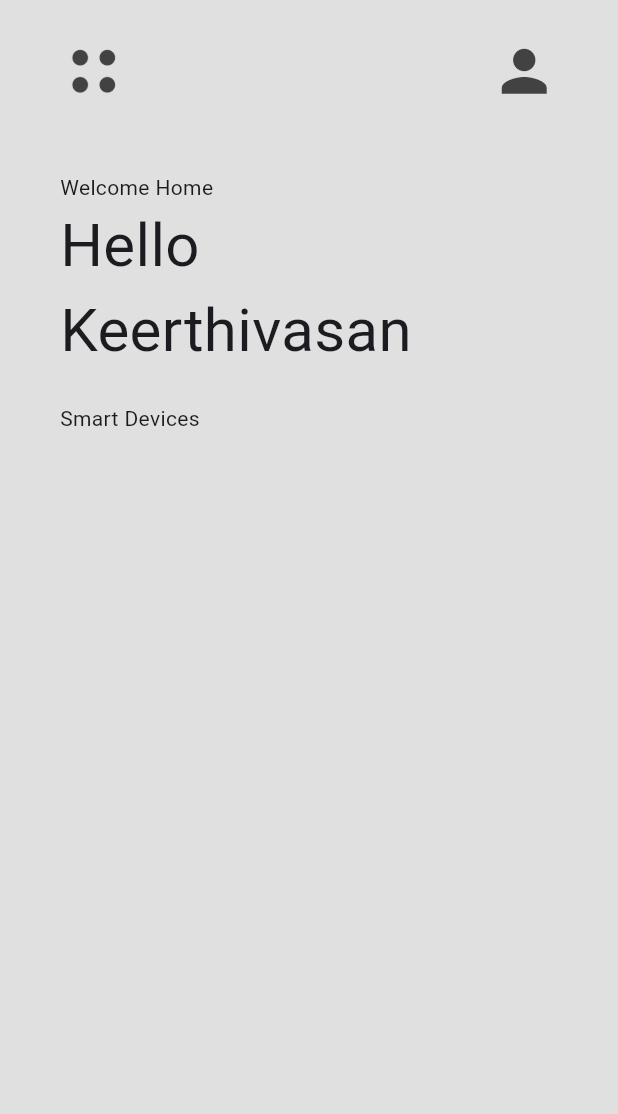
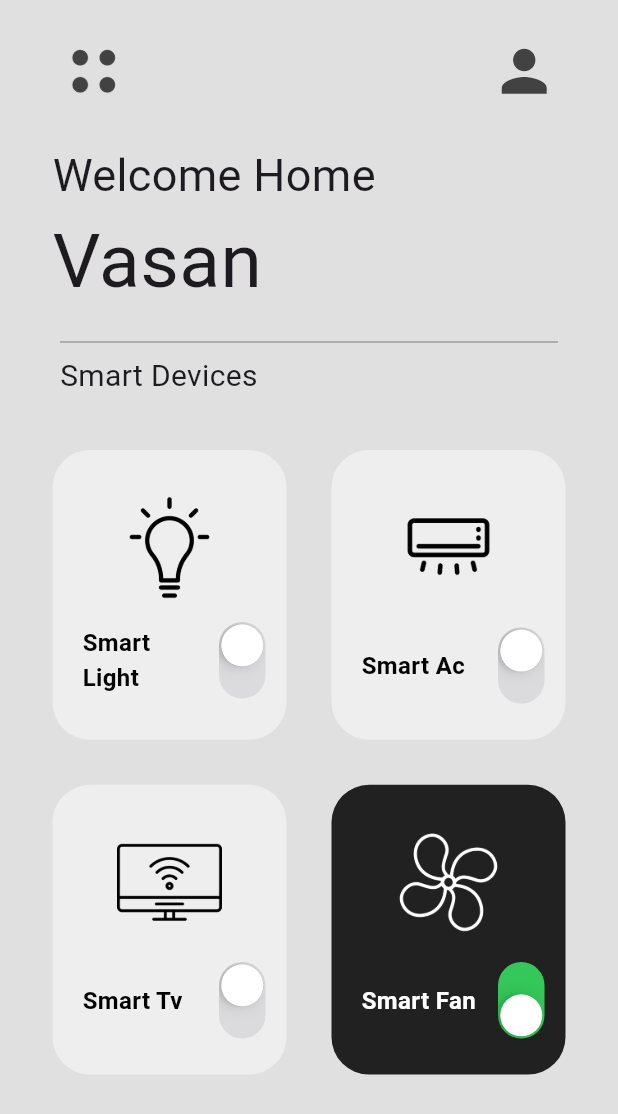
Before and after one commit to Sivakeerthivasan/Smart-home-ui, a Flutter app: the screen it shows after launch, on a phone screen of 412 x 824 dp. Shown: the top 1114 px of the screen. Run offline on Flutter 3.47's test engine with Material 3 defaults, Android fonts, the phone set to English and light mode, and no system bars.

Commit message:
ui finished

```diff
--- a/lib/pages/home_page.dart
+++ b/lib/pages/home_page.dart
@@ -1,4 +1,5 @@
 import 'package:flutter/material.dart';
+import 'package:smart_home_ui/util/smart_device_box.dart';
 
 class HomePage extends StatefulWidget {
   const HomePage({super.key});
@@ -8,6 +9,21 @@ class HomePage extends StatefulWidget {
 }
 
 class _HomePageState extends State<HomePage> {
+  List mySmartDevices = [
+    ["Smart Light", "lib/icons/light-bulb.png", false],
+    ["Smart Ac", "lib/icons/air-conditioner.png", false],
+    ["Smart Tv", "lib/icons/smart-tv.png", false],
+    ["Smart Fan", "lib/icons/fan.png", true],
+  ];
+
+  //powerSwitchChanged
+
+  void powerSwitchChanged(bool value, int index) {
+    setState(() {
+      mySmartDevices[index][2] = value;
+    });
+  }
+
   @override
   Widget build(BuildContext context) {
     return Scaffold(
@@ -36,36 +52,57 @@ class _HomePageState extends State<HomePage> {
               ],
             ),
           ),
-          const SizedBox(height: 20),
+          const SizedBox(height: 0),
 
           //Welcome keerthivasan
-          Padding(
-            padding: const EdgeInsets.symmetric(horizontal: 40),
+          const Padding(
+            padding: EdgeInsets.symmetric(horizontal: 35),
             child: Column(
               crossAxisAlignment: CrossAxisAlignment.start,
               children: [
-                Text("Welcome Home"),
                 Text(
-                  "Hello Keerthivasan",
-                  style: TextStyle(fontSize: 40),
+                  "Welcome Home",
+                  style: TextStyle(fontSize: 30),
+                ),
+                Text(
+                  "Vasan ",
+                  style: TextStyle(fontSize: 50),
                 )
               ],
             ),
           ),
-          const SizedBox(height: 20),
+          const SizedBox(height: 10),
+
+          const Padding(
+            padding: EdgeInsets.symmetric(horizontal: 40),
+            child: Divider(
+              color: Colors.grey,
+              thickness: 1,
+            ),
+          ),
 
           //smart device +grid
-          Padding(
-            padding: const EdgeInsets.symmetric(horizontal: 40),
-            child: Text('Smart Devices'),
+          const Padding(
+            padding: EdgeInsets.symmetric(horizontal: 40),
+            child: Text(
+              'Smart Devices',
+              style: TextStyle(fontSize: 20),
+            ),
           ),
 
           Expanded(
             child: GridView.builder(
-              gridDelegate:
-                  SliverGridDelegateWithFixedCrossAxisCount(crossAxisCount: 2),
+              padding: const EdgeInsets.all(20),
+              itemCount: mySmartDevices.length,
+              gridDelegate: const SliverGridDelegateWithFixedCrossAxisCount(
+                  crossAxisCount: 2, childAspectRatio: 1 / 1.2),
               itemBuilder: (context, index) {
-                return Container();
+                return SmartDeviceBox(
+                  smartDeviceName: mySmartDevices[index][0],
+                  iconPath: mySmartDevices[index][1],
+                  powerOn: mySmartDevices[index][2],
+                  onChanged: (value) => powerSwitchChanged(value, index),
+                );
               },
             ),
           )
--- /dev/null
+++ b/lib/util/smart_device_box.dart
@@ -0,0 +1,62 @@
+import "dart:math";
+
+import "package:flutter/cupertino.dart";
+import "package:flutter/material.dart";
+
+class SmartDeviceBox extends StatelessWidget {
+  final String smartDeviceName;
+  final String iconPath;
+  final bool powerOn;
+  void Function(bool)? onChanged;
+  SmartDeviceBox({
+    super.key,
+    required this.smartDeviceName,
+    required this.iconPath,
+    required this.powerOn,
+    required this.onChanged,
+  });
+
+  @override
+  Widget build(BuildContext context) {
+    return Padding(
+      padding: const EdgeInsets.all(15.0),
+      child: Container(
+        decoration: BoxDecoration(
+            color: powerOn ? Colors.grey[900] : Colors.grey[200],
+            borderRadius: BorderRadius.circular(25)),
+        padding: EdgeInsets.symmetric(vertical: 30),
+        child: Column(
+            mainAxisAlignment: MainAxisAlignment.spaceBetween,
+            children: [
+              //icon
+              Image.asset(
+                iconPath,
+                height: 70,
+                color: powerOn ? Colors.white : Colors.black,
+              ),
+              Row(
+                children: [
+                  Expanded(
+                      child: Padding(
+                    padding: const EdgeInsets.only(left: 20),
+                    child: Text(
+                      smartDeviceName,
+                      style: TextStyle(
+                          fontWeight: FontWeight.bold,
+                          fontSize: 16,
+                          color: powerOn ? Colors.white : Colors.black),
+                    ),
+                  )),
+                  Transform.rotate(
+                      angle: pi / 2,
+                      child:
+                          CupertinoSwitch(value: powerOn, onChanged: onChanged))
+                ],
+              )
+
+              //smart device +switch
+            ]),
+      ),
+    );
+  }
+}
```
Also changed, not shown: pubspec.yaml (line endings or trailing spaces).
